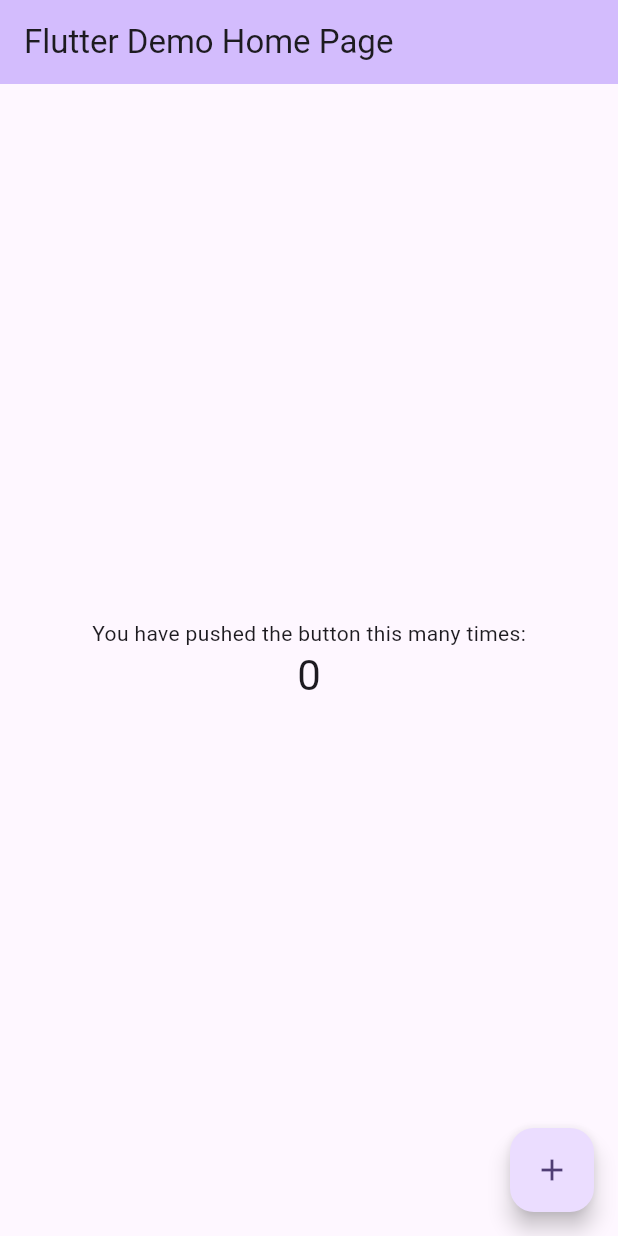
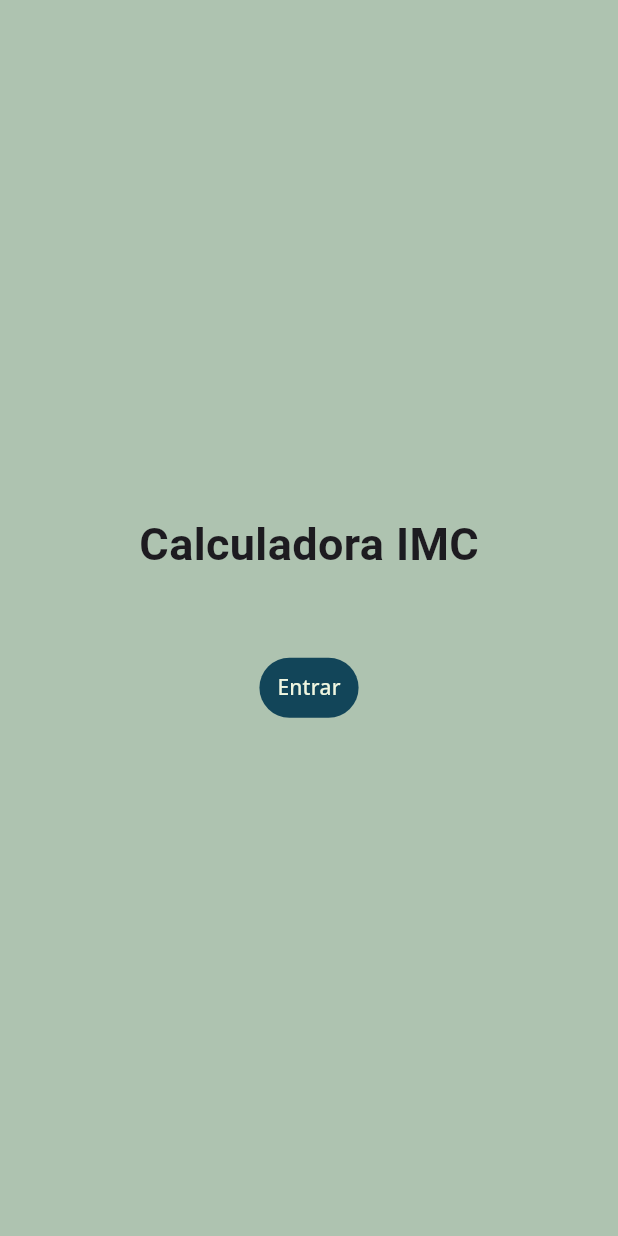
Before and after one commit to joseluisteodoro/imcflutter, a Flutter app: the screen it shows after launch, on a phone screen of 412 x 824 dp. Run offline on Flutter 3.47's test engine with Material 3 defaults, Android fonts, the phone set to English and light mode, and no system bars; our stand-ins replace google_fonts.

Commit message:
V1.0 - Estrutura lógica e Design

```diff
--- a/lib/main.dart
+++ b/lib/main.dart
@@ -1,122 +1,6 @@
 import 'package:flutter/material.dart';
+import 'package:imcflutter/myapp.dart';
 
 void main() {
   runApp(const MyApp());
 }
-
-class MyApp extends StatelessWidget {
-  const MyApp({super.key});
-
-  // This widget is the root of your application.
-  @override
-  Widget build(BuildContext context) {
-    return MaterialApp(
-      title: 'Flutter Demo',
-      theme: ThemeData(
-        // This is the theme of your application.
-        //
-        // TRY THIS: Try running your application with "flutter run". You'll see
-        // the application has a purple toolbar. Then, without quitting the app,
-        // try changing the seedColor in the colorScheme below to Colors.green
-        // and then invoke "hot reload" (save your changes or press the "hot
-        // reload" button in a Flutter-supported IDE, or press "r" if you used
-        // the command line to start the app).
-        //
-        // Notice that the counter didn't reset back to zero; the application
-        // state is not lost during the reload. To reset the state, use hot
-        // restart instead.
-        //
-        // This works for code too, not just values: Most code changes can be
-        // tested with just a hot reload.
-        colorScheme: ColorScheme.fromSeed(seedColor: Colors.deepPurple),
-      ),
-      home: const MyHomePage(title: 'Flutter Demo Home Page'),
-    );
-  }
-}
-
-class MyHomePage extends StatefulWidget {
-  const MyHomePage({super.key, required this.title});
-
-  // This widget is the home page of your application. It is stateful, meaning
-  // that it has a State object (defined below) that contains fields that affect
-  // how it looks.
-
-  // This class is the configuration for the state. It holds the values (in this
-  // case the title) provided by the parent (in this case the App widget) and
-  // used by the build method of the State. Fields in a Widget subclass are
-  // always marked "final".
-
-  final String title;
-
-  @override
-  State<MyHomePage> createState() => _MyHomePageState();
-}
-
-class _MyHomePageState extends State<MyHomePage> {
-  int _counter = 0;
-
-  void _incrementCounter() {
-    setState(() {
-      // This call to setState tells the Flutter framework that something has
-      // changed in this State, which causes it to rerun the build method below
-      // so that the display can reflect the updated values. If we changed
-      // _counter without calling setState(), then the build method would not be
-      // called again, and so nothing would appear to happen.
-      _counter++;
-    });
-  }
-
-  @override
-  Widget build(BuildContext context) {
-    // This method is rerun every time setState is called, for instance as done
-    // by the _incrementCounter method above.
-    //
-    // The Flutter framework has been optimized to make rerunning build methods
-    // fast, so that you can just rebuild anything that needs updating rather
-    // than having to individually change instances of widgets.
-    return Scaffold(
-      appBar: AppBar(
-        // TRY THIS: Try changing the color here to a specific color (to
-        // Colors.amber, perhaps?) and trigger a hot reload to see the AppBar
-        // change color while the other colors stay the same.
-        backgroundColor: Theme.of(context).colorScheme.inversePrimary,
-        // Here we take the value from the MyHomePage object that was created by
-        // the App.build method, and use it to set our appbar title.
-        title: Text(widget.title),
-      ),
-      body: Center(
-        // Center is a layout widget. It takes a single child and positions it
-        // in the middle of the parent.
-        child: Column(
-          // Column is also a layout widget. It takes a list of children and
-          // arranges them vertically. By default, it sizes itself to fit its
-          // children horizontally, and tries to be as tall as its parent.
-          //
-          // Column has various properties to control how it sizes itself and
-          // how it positions its children. Here we use mainAxisAlignment to
-          // center the children vertically; the main axis here is the vertical
-          // axis because Columns are vertical (the cross axis would be
-          // horizontal).
-          //
-          // TRY THIS: Invoke "debug painting" (choose the "Toggle Debug Paint"
-          // action in the IDE, or press "p" in the console), to see the
-          // wireframe for each widget.
-          mainAxisAlignment: MainAxisAlignment.center,
-          children: <Widget>[
-            const Text('You have pushed the button this many times:'),
-            Text(
-              '$_counter',
-              style: Theme.of(context).textTheme.headlineMedium,
-            ),
-          ],
-        ),
-      ),
-      floatingActionButton: FloatingActionButton(
-        onPressed: _incrementCounter,
-        tooltip: 'Increment',
-        child: const Icon(Icons.add),
-      ), // This trailing comma makes auto-formatting nicer for build methods.
-    );
-  }
-}
--- /dev/null
+++ b/lib/myapp.dart
@@ -0,0 +1,43 @@
+import 'package:flutter/material.dart';
+import 'package:google_fonts/google_fonts.dart';
+import 'package:imcflutter/pages/login_page.dart';
+import 'package:imcflutter/shared/widgets/appcolors.dart';
+
+class MyApp extends StatelessWidget {
+  const MyApp({super.key});
+
+  @override
+  Widget build(BuildContext context) {
+    return MaterialApp(
+      debugShowCheckedModeBanner: false,
+      home: LoginPage(),
+      theme:
+      ThemeData(
+        inputDecorationTheme: InputDecorationTheme(
+          enabledBorder: OutlineInputBorder(
+            borderSide: BorderSide(color: Appcolors.bluedark)
+          ),
+          focusedBorder: OutlineInputBorder(
+            borderSide: BorderSide(color: Appcolors.bluelight)
+          ),
+          labelStyle: TextStyle(color: Appcolors.bluedark),
+        ),
+
+        brightness: Brightness.light,
+        primaryColor: Colors.black,
+        primarySwatch: Colors.blue,
+        textTheme: GoogleFonts.openSansTextTheme(),
+
+        textSelectionTheme: TextSelectionThemeData(
+          cursorColor: Appcolors.bluelight,
+        ),
+
+        textButtonTheme: TextButtonThemeData(
+          style: TextButton.styleFrom(
+            foregroundColor: Appcolors.bluedark
+          )
+        )
+      ),
+    );
+  }
+}
--- /dev/null
+++ b/lib/pages/login_page.dart
@@ -0,0 +1,43 @@
+import 'package:flutter/material.dart';
+import 'package:google_fonts/google_fonts.dart';
+import 'package:imcflutter/pages/Home_page.dart';
+import 'package:imcflutter/shared/widgets/appcolors.dart';
+
+class LoginPage extends StatefulWidget {
+  const LoginPage({super.key});
+
+  @override
+  State<LoginPage> createState() => _LoginPageState();
+}
+
+class _LoginPageState extends State<LoginPage> {
+  @override
+  Widget build(BuildContext context) {
+    return Scaffold(
+      backgroundColor: Appcolors.greenmedium,
+      body: SafeArea(
+        child: Center(
+          child: Column(
+            mainAxisAlignment: MainAxisAlignment.center,
+            children: [
+                Text("Calculadora IMC",
+                style: GoogleFonts.comicNeue(fontSize: 30,
+
+                fontWeight: FontWeight.bold)
+                ),
+              SizedBox(height: 50,),
+              TextButton(
+                style: TextButton.styleFrom(
+                  backgroundColor: Appcolors.bluemedium,
+                  foregroundColor: Appcolors.greenlight,
+                ),
+                onPressed: () {
+                  Navigator.pushReplacement(context, MaterialPageRoute(builder: (context) => PaginaInicial()));
+                },
+                child: Text("Entrar"),)
+            ],
+          ),
+        )),
+    );
+  }
+}
--- /dev/null
+++ b/lib/pages/models/imc.dart
@@ -0,0 +1,46 @@
+class IMC {
+  double ?_peso;
+  double ?_alturacm;
+  double _imcfinal = 0;
+
+  IMC (this._peso,this._alturacm);
+
+  get getpeso => _peso;
+  get getalturacm => _alturacm;
+  get getimc => _imcfinal;
+  set setpeso (double peso) => _peso = peso;
+  set setalturacm (double alturacm) => _alturacm = alturacm;
+
+  double calcular () {
+    double alturam = _alturacm! / 100;
+    double imccalculado = _peso! / (alturam*alturam);
+    return _imcfinal = double.parse(imccalculado.toStringAsFixed(1));
+  }
+
+  String resultadoimc () {
+    switch (_imcfinal) {
+      case <16:
+      return "Magreza Grave";
+
+      case >=16 && <17:
+      return "Magreza Moderada";
+
+      case >=17 && <18.5:
+      return "Magreza Leve";
+
+      case >=18.5 && <25:
+      return "Saudável";
+
+      case >=25 && <30:
+      return "Sobrepeso";
+
+      case >=30 && <35:
+      return "Obesidade Grau I";
+
+      case >=35 && <40:
+      return "Obesidade Grau II (Severa)";
+    }
+    return "Obesidade Grau III (Mórbida)";
+  }
+
+}
--- /dev/null
+++ b/lib/shared/widgets/appcolors.dart
@@ -0,0 +1,9 @@
+import 'package:flutter/material.dart';
+
+class Appcolors {
+  static Color bluedark = Color.fromARGB(255, 1, 22, 30);
+  static Color bluemedium = Color.fromARGB(255, 18, 69, 89);
+  static Color bluelight  = Color.fromARGB(255, 89, 131, 146);
+  static Color greenmedium = Color.fromARGB(255, 174, 195, 176);
+  static Color greenlight = Color.fromARGB(255, 239, 246, 224);
+}
--- a/pubspec.yaml
+++ b/pubspec.yaml
@@ -28,6 +28,7 @@ environment:
 # the latest version available on pub.dev. To see which dependencies have newer
 # versions available, run `flutter pub outdated`.
 dependencies:
+  google_fonts: ^6.3.0
   flutter:
     sdk: flutter
 
```
Also changed, not shown: lib/pages/home_page.dart (added, +194 -0 lines), lib/shared/widgets/tabletext.dart (added, +20 -0 lines), lib/shared/widgets/text_subtitle.dart (added, +18 -0 lines), pubspec.lock, 3 other files.
